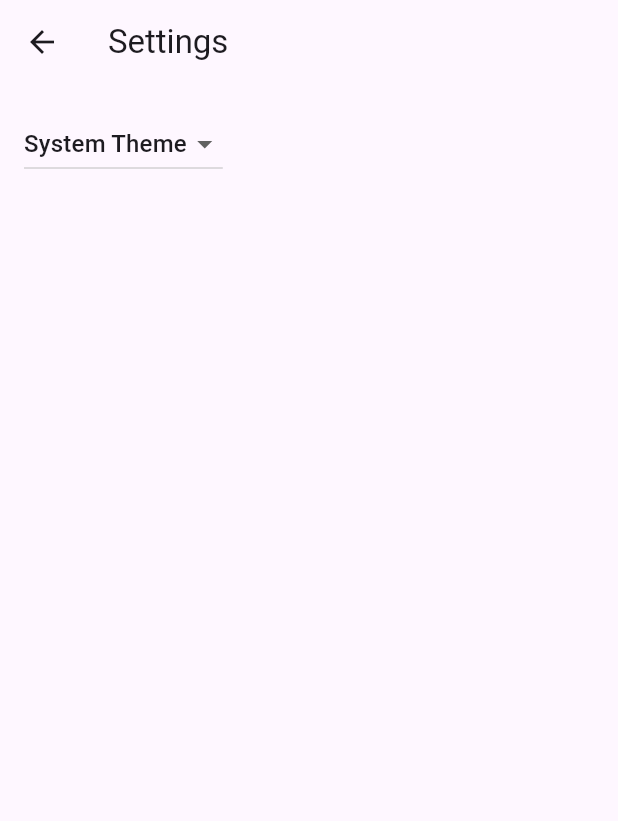
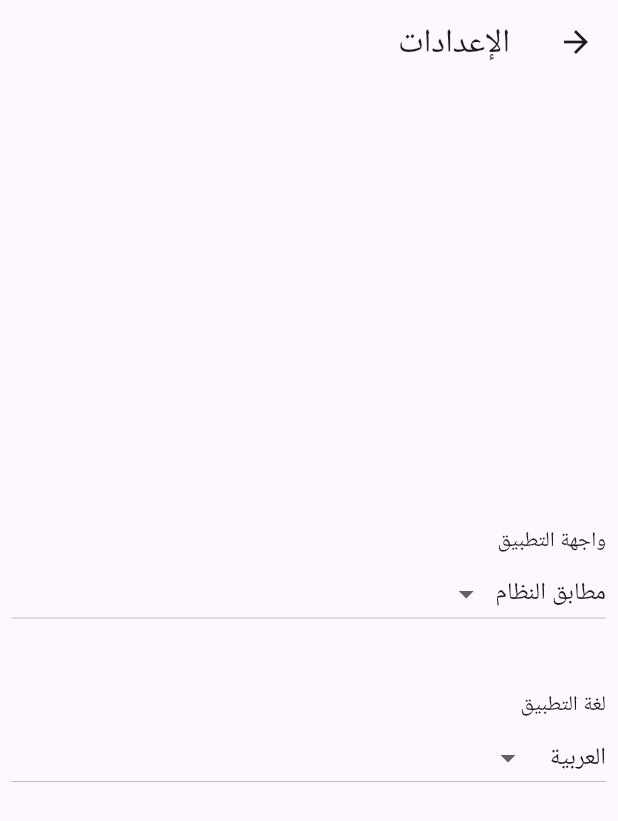
Before and after one commit to 0xcodezero/incidents, a Flutter app: the screen it shows after launch, after a tap on the "settings" icon, on a phone screen of 412 x 824 dp. Shown: the top 821 px of the screen. Run offline on Flutter 3.47's test engine with Material 3 defaults, Android fonts, the phone set to English and light mode, and no system bars; our stand-ins replace shared_preferences; generated files the repository leaves out were written again.

Commit message:
[Feature][Done] Application Settings for Customized Theme, and Locale saved into Shared Preference

```diff
--- a/incidents/lib/main.dart
+++ b/incidents/lib/main.dart
@@ -1,4 +1,5 @@
 import 'package:flutter/material.dart';
+import 'package:shared_preferences/shared_preferences.dart';
 
 import 'src/app.dart';
 import 'src/settings/settings_controller.dart';
@@ -7,6 +8,9 @@ import 'src/settings/settings_service.dart';
 void main() async {
   // Set up the SettingsController, which will glue user settings to multiple
   // Flutter Widgets.
+  WidgetsFlutterBinding.ensureInitialized();
+  final sharedPreference = await SharedPreferences.getInstance();
+
   final settingsController = SettingsController(SettingsService());
 
   // Load the user's preferred theme while the splash screen is displayed.
@@ -16,5 +20,7 @@ void main() async {
   // Run the app and pass in the SettingsController. The app listens to the
   // SettingsController for changes, then passes it further down to the
   // SettingsView.
-  runApp(MyApp(settingsController: settingsController));
+  runApp(MyApp(
+      settingsController: settingsController,
+      sharedPreferences: sharedPreference));
 }
--- a/incidents/lib/src/app.dart
+++ b/incidents/lib/src/app.dart
@@ -1,6 +1,9 @@
 import 'package:flutter/material.dart';
 import 'package:flutter_gen/gen_l10n/app_localizations.dart';
 import 'package:flutter_localizations/flutter_localizations.dart';
+import 'package:incidents/src/providers/localization_provider.dart';
+import 'package:provider/provider.dart';
+import 'package:shared_preferences/shared_preferences.dart';
 
 import 'sample_feature/sample_item_details_view.dart';
 import 'sample_feature/sample_item_list_view.dart';
@@ -12,9 +15,11 @@ class MyApp extends StatelessWidget {
   const MyApp({
     super.key,
     required this.settingsController,
+    required this.sharedPreferences,
   });
 
   final SettingsController settingsController;
+  final SharedPreferences sharedPreferences;
 
   @override
   Widget build(BuildContext context) {
@@ -22,7 +27,10 @@ class MyApp extends StatelessWidget {
     //
     // The AnimatedBuilder Widget listens to the SettingsController for changes.
     // Whenever the user updates their settings, the MaterialApp is rebuilt.
-    return AnimatedBuilder(
+    return ChangeNotifierProvider(
+      create: (context) => LocalizationProvider(sharedPreferences),
+      builder: (context, child) => Consumer<LocalizationProvider>(
+        builder: (context, localizationProvider, child) => AnimatedBuilder(
           animation: settingsController,
           builder: (BuildContext context, Widget? child) {
             return MaterialApp(
@@ -42,6 +50,7 @@ class MyApp extends StatelessWidget {
                 GlobalCupertinoLocalizations.delegate,
               ],
               supportedLocales: AppLocalizations.supportedLocales,
+              locale: localizationProvider.appLocale,
 
               // Use AppLocalizations to configure the correct application title
               // depending on the user's locale.
@@ -78,6 +87,8 @@ class MyApp extends StatelessWidget {
               },
             );
           },
+        ),
+      ),
     );
   }
 }
--- a/incidents/lib/src/localization/app_ar.arb
+++ b/incidents/lib/src/localization/app_ar.arb
@@ -1,4 +1,10 @@
 {
   "@@locale": "ar",
-  "appTitle": "العمليات"
+  "appTitle": "العمليات",
+  "settings": "الإعدادات",
+  "settingsAppLanguage": "لغة التطبيق",
+  "settingsAppTheme": "واجهة التطبيق",
+  "settingsSystemTheme": "مطابق النظام",
+  "settingsLightTheme": "واجهات فاتحة",
+  "settingsDarkTheme": "واجهات داكنة"
 }
--- a/incidents/lib/src/localization/app_en.arb
+++ b/incidents/lib/src/localization/app_en.arb
@@ -3,5 +3,11 @@
   "appTitle": "incidents",
   "@appTitle": {
     "description": "The title of the application"
-  }
+  },
+  "settings": "Settings",
+  "settingsAppLanguage": "Application Language",
+  "settingsAppTheme": "Application Theme",
+  "settingsSystemTheme": "System Theme",
+  "settingsLightTheme": "Light Theme",
+  "settingsDarkTheme": "Dark Theme"
 }
--- /dev/null
+++ b/incidents/lib/src/providers/localization_provider.dart
@@ -0,0 +1,32 @@
+import 'package:flutter/material.dart';
+import 'package:flutter_gen/gen_l10n/app_localizations.dart';
+import 'package:shared_preferences/shared_preferences.dart';
+
+class LocalizationProvider extends ChangeNotifier {
+  Locale _appLocale = AppLocalizations.supportedLocales.isNotEmpty
+      ? AppLocalizations.supportedLocales.first
+      : const Locale("en");
+
+  final SharedPreferences _sharedPreferences;
+
+  LocalizationProvider(this._sharedPreferences) {
+    var selectedLocale = _sharedPreferences.getString("selectedLocale");
+    if (selectedLocale != null) {
+      _appLocale = Locale(selectedLocale);
+    }
+  }
+
+  // Expose read access for localization
+  Locale get appLocale => _appLocale;
+  // Update app localization
+  void setLocale(Locale locale) {
+    if (_appLocale == locale ||
+        !AppLocalizations.delegate.isSupported(locale)) {
+      return;
+    }
+
+    _appLocale = locale;
+    _sharedPreferences.setString('selectedLocale', locale.toString());
+    notifyListeners();
+  }
+}
--- a/incidents/lib/src/settings/settings_view.dart
+++ b/incidents/lib/src/settings/settings_view.dart
@@ -1,6 +1,9 @@
 import 'package:flutter/material.dart';
+import 'package:incidents/src/providers/localization_provider.dart';
+import 'package:provider/provider.dart';
 
 import 'settings_controller.dart';
+import 'package:flutter_gen/gen_l10n/app_localizations.dart';
 
 /// Displays the various settings that can be customized by the user.
 ///
@@ -17,35 +20,69 @@ class SettingsView extends StatelessWidget {
   Widget build(BuildContext context) {
     return Scaffold(
         appBar: AppBar(
-        title: const Text('Settings'),
+          title: Text(AppLocalizations.of(context)!.settings),
         ),
-      body: Padding(
-        padding: const EdgeInsets.all(16),
-        // Glue the SettingsController to the theme selection DropdownButton.
-        //
-        // When a user selects a theme from the dropdown list, the
-        // SettingsController is updated, which rebuilds the MaterialApp.
+        body: Column(
+          mainAxisAlignment: MainAxisAlignment.center,
+          crossAxisAlignment: CrossAxisAlignment.stretch,
+          children: [
+            Padding(
+              padding: const EdgeInsets.symmetric(horizontal: 8),
+              child: Text(AppLocalizations.of(context)!.settingsAppTheme),
+            ),
+            Padding(
+              padding: const EdgeInsets.symmetric(horizontal: 8),
               child: DropdownButton<ThemeMode>(
                 // Read the selected themeMode from the controller
                 value: controller.themeMode,
                 // Call the updateThemeMode method any time the user selects a theme.
                 onChanged: controller.updateThemeMode,
-          items: const [
+                items: [
                   DropdownMenuItem(
                     value: ThemeMode.system,
-              child: Text('System Theme'),
+                    child:
+                        Text(AppLocalizations.of(context)!.settingsSystemTheme),
                   ),
                   DropdownMenuItem(
                     value: ThemeMode.light,
-              child: Text('Light Theme'),
+                    child:
+                        Text(AppLocalizations.of(context)!.settingsLightTheme),
                   ),
                   DropdownMenuItem(
                     value: ThemeMode.dark,
-              child: Text('Dark Theme'),
+                    child:
+                        Text(AppLocalizations.of(context)!.settingsDarkTheme),
                   )
                 ],
               ),
             ),
-    );
+            const SizedBox(
+              height: 40,
+            ),
+            Padding(
+              padding: const EdgeInsets.symmetric(horizontal: 8),
+              child: Text(AppLocalizations.of(context)!.settingsAppLanguage),
+            ),
+            Padding(
+              padding: const EdgeInsets.symmetric(horizontal: 8),
+              child: DropdownButton<Locale>(
+                // Read the selected Localization
+                value: context.read<LocalizationProvider>().appLocale,
+                // Call the update method any time the user selects another Locale.
+                onChanged: (value) {
+                  context.read<LocalizationProvider>().setLocale(value!);
+                },
+                items: AppLocalizations.supportedLocales
+                    .map((locale) => DropdownMenuItem(
+                          value: locale,
+                          child: locale.languageCode == "ar"
+                              ? const Text('العربية')
+                              : const Text('English'),
+                        ))
+                    .toList(),
+              ),
+            ),
+          ],
+        ));
   }
 }
--- a/incidents/pubspec.yaml
+++ b/incidents/pubspec.yaml
@@ -14,6 +14,8 @@ dependencies:
     sdk: flutter
   flutter_localizations:
     sdk: flutter
+  provider: ^6.1.2
+  shared_preferences: ^2.1.0
 
 dev_dependencies:
   flutter_test:
```
Also changed, not shown: 10 other files. Lines whose indentation alone changed are shown as unchanged.
